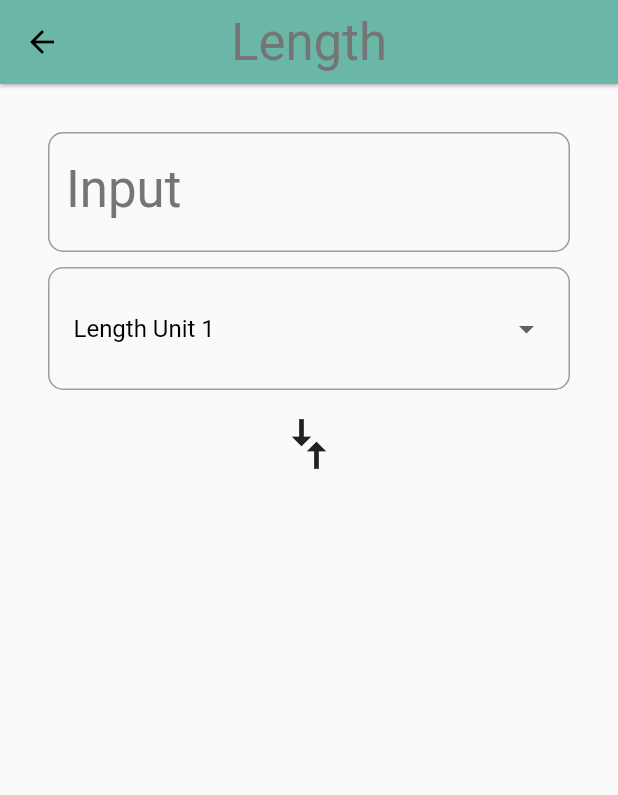
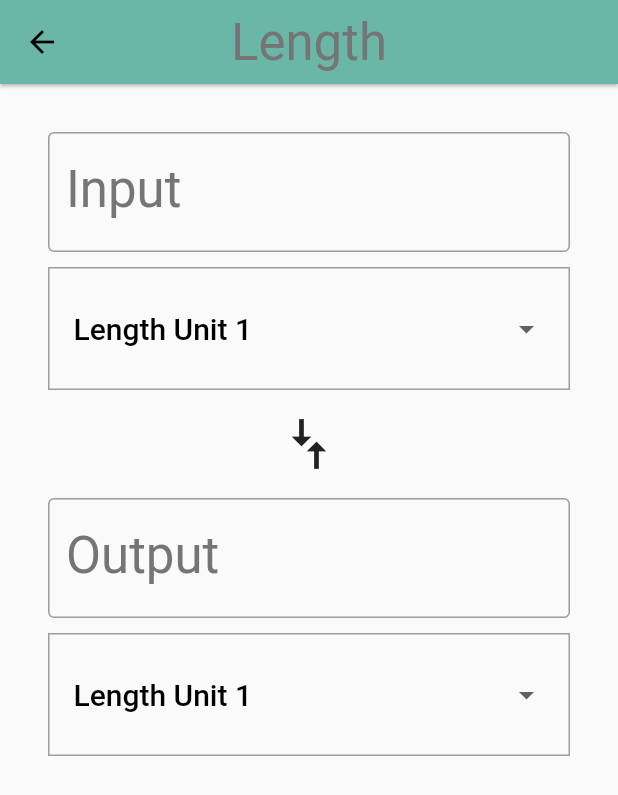
Before and after one commit to arnacologie/Flutter_Projects, a Flutter app: the screen it shows after launch, after a tap on "Length", on a phone screen of 412 x 824 dp. Shown: the top 795 px of the screen. Run offline on Flutter 3.47's test engine with Material 2 defaults, Android fonts, the phone set to English and light mode, and no system bars.

Commit message:
User Input Layout added

```diff
--- a/correction/flutter_app_correction/lib/converter_route.dart
+++ b/correction/flutter_app_correction/lib/converter_route.dart
@@ -82,9 +82,7 @@ class _ConverterRouteState extends State<ConverterRoute> {
                       .of(context)
                       .textTheme
                       .display1,
-                  border: OutlineInputBorder(
-                    borderRadius: BorderRadius.circular(10.0),
-                  )
+                  border: OutlineInputBorder()
               ),
             ),
             Container(
@@ -94,13 +92,13 @@ class _ConverterRouteState extends State<ConverterRoute> {
                 border: Border.all(
                   color: Theme.of(context).primaryColor
                 ),
-                borderRadius: BorderRadius.circular(10.0),
               ),
               child: DropdownButtonHideUnderline(
                 child: DropdownButton(
                   elevation: 0,
                   items: dropdownOptions(),
                   onChanged: (_) {},
+                  style: Theme.of(context).textTheme.title,
                 ),
               ),
             ),
@@ -110,15 +108,57 @@ class _ConverterRouteState extends State<ConverterRoute> {
 
     final arrows = RotatedBox(
       quarterTurns: 1,
-      child: Icon(
-        Icons.compare_arrows,
-        size: 40.0,
-      )
+      child: InkWell(
+        borderRadius: BorderRadius.circular(100),
+        onTap: (){},
+        child: Icon(
+          Icons.compare_arrows,
+          size: 40.0,),
+      ),
+
     );
 
     final output = Padding(
-      padding: _padding,
+        padding: _padding,
+        child: Column(
+          crossAxisAlignment: CrossAxisAlignment.stretch,
+          children: [
+            TextField(
+              keyboardType: TextInputType.number,
+              style: Theme
+                  .of(context)
+                  .textTheme
+                  .display1,
+              decoration: InputDecoration(
+                  labelText: 'Output',
+                  labelStyle: Theme
+                      .of(context)
+                      .textTheme
+                      .display1,
+                  border: OutlineInputBorder()
+              ),
+            ),
+            Container(
+              margin: EdgeInsets.only(top:10),
+              padding: _padding,
+              decoration: BoxDecoration(
+                border: Border.all(
+                    color: Theme.of(context).primaryColor
+                ),
+              ),
+              child: DropdownButtonHideUnderline(
+                child: DropdownButton(
+                  elevation: 0,
+                  items: dropdownOptions(),
+                  onChanged: (_) {},
+                  style: Theme.of(context).textTheme.title,
+                ),
+              ),
+            ),
+          ],
+        )
     );
+
     final display = Padding(
       padding: _padding,
       child : Column(
```
